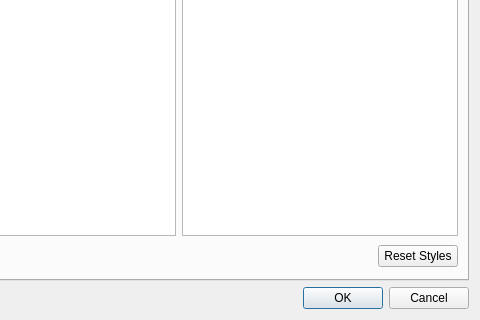
The window that trunk/editor/configdialog.ui (cpackham/kscope) describes before a commit, drawn with Qt 5; both pictures show x 122 to 602 and y 156 to 476 of the 602 by 476 pixel window.
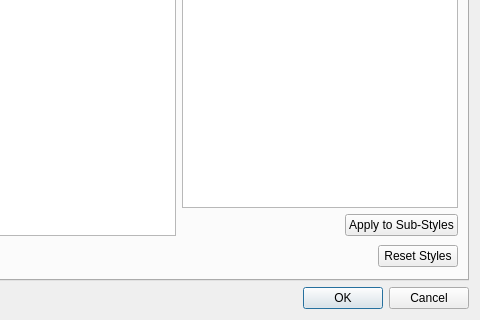
The same window after the commit. The open tabs and pages were chosen to show the change.

Commit message: Implemented "Apply to Sub-Styles" and "Reset Styles".

Diff of the .ui file:
```diff
--- a/trunk/editor/configdialog.ui
+++ b/trunk/editor/configdialog.ui
@@ -171,7 +171,7 @@
       </attribute>
       <layout class="QVBoxLayout" name="verticalLayout_6" >
        <item>
-        <layout class="QHBoxLayout" name="horizontalLayout_2" >
+        <layout class="QHBoxLayout" name="horizontalLayout_4" >
          <item>
           <layout class="QVBoxLayout" name="verticalLayout" >
            <item>
@@ -206,6 +206,33 @@
              </property>
             </widget>
            </item>
+           <item>
+            <layout class="QHBoxLayout" name="horizontalLayout_2" >
+             <item>
+              <spacer name="horizontalSpacer_3" >
+               <property name="orientation" >
+                <enum>Qt::Horizontal</enum>
+               </property>
+               <property name="sizeHint" stdset="0" >
+                <size>
+                 <width>40</width>
+                 <height>20</height>
+                </size>
+               </property>
+              </spacer>
+             </item>
+             <item>
+              <widget class="QPushButton" name="applyInheritButton_" >
+               <property name="toolTip" >
+                <string>Make child styles inherit this property</string>
+               </property>
+               <property name="text" >
+                <string>Apply to Sub-Styles</string>
+               </property>
+              </widget>
+             </item>
+            </layout>
+           </item>
           </layout>
          </item>
         </layout>
```
Left out of the diff: 33 changed lines with no effect on the pictures. The commit also changes 4 other files.
